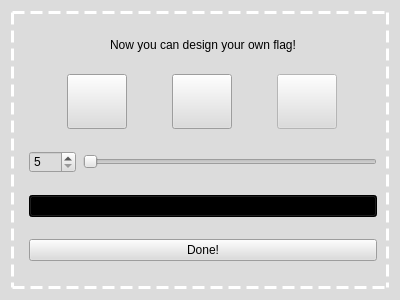
Before: the Qt Designer form finaldesignactivity.ui in zxjorge/EDApp, drawn with Qt 5.
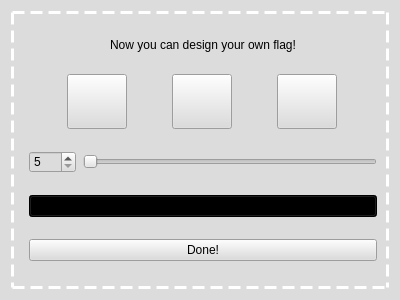
After: the same form once the commit is applied. Icons and pictures are not drawn. Custom widgets are drawn as their Qt base class.

Commit message: hotfix eraser

What changed in the file:
```diff
--- a/finaldesignactivity.ui
+++ b/finaldesignactivity.ui
@@ -102,7 +102,7 @@
           <item>
            <widget class="QPushButton" name="eraserButton">
             <property name="enabled">
-             <bool>false</bool>
+             <bool>true</bool>
             </property>
             <property name="minimumSize">
              <size>
```
The commit also changes 1 other file.
